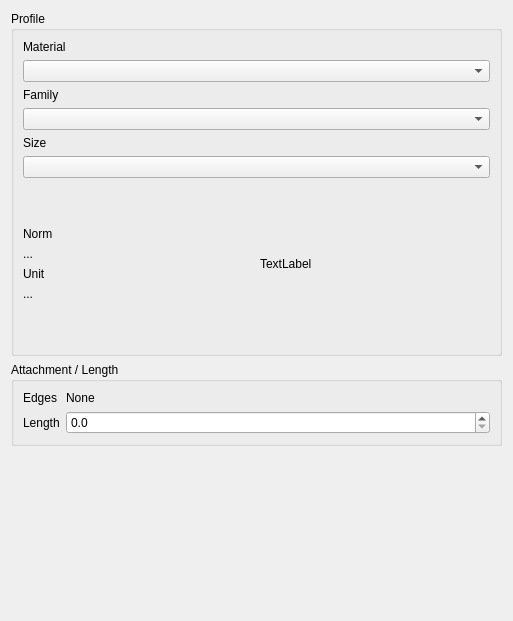
Before: the Qt Designer form freecad/frameforge/resources/ui/create_profiles1.ui in lukh/frameforge, drawn with Qt 5.
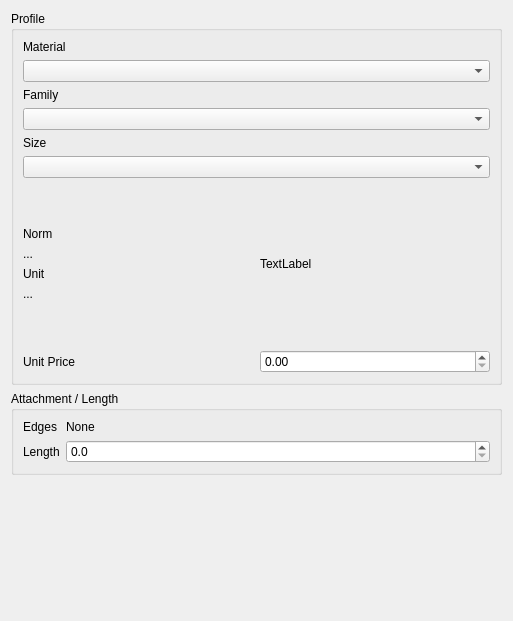
After: the same form once the commit is applied.

```diff
--- a/freecad/frameforge/resources/ui/create_profiles1.ui
+++ b/freecad/frameforge/resources/ui/create_profiles1.ui
@@ -138,6 +138,26 @@
         </item>
        </layout>
       </item>
+      <item>
+       <layout class="QHBoxLayout" name="horizontalLayout_2" stretch="0,0">
+        <item>
+         <widget class="QLabel" name="label_3">
+          <property name="sizePolicy">
+           <sizepolicy hsizetype="Minimum" vsizetype="Preferred">
+            <horstretch>0</horstretch>
+            <verstretch>0</verstretch>
+           </sizepolicy>
+          </property>
+          <property name="text">
+           <string>Unit Price</string>
+          </property>
+         </widget>
+        </item>
+        <item>
+         <widget class="QDoubleSpinBox" name="sb_unitprice"/>
+        </item>
+       </layout>
+      </item>
      </layout>
     </widget>
    </item>
```
